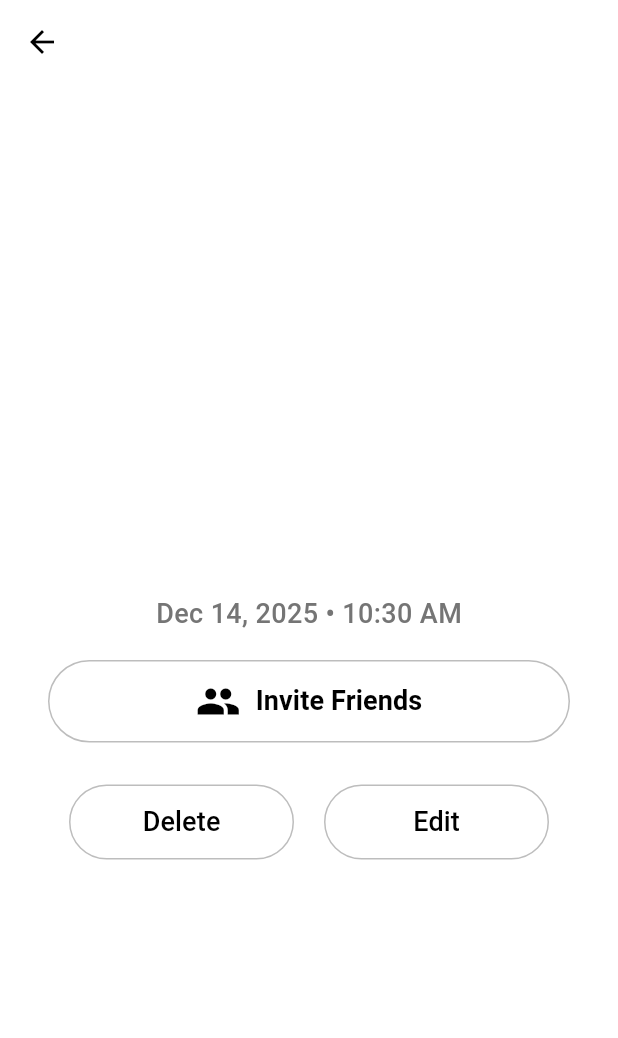
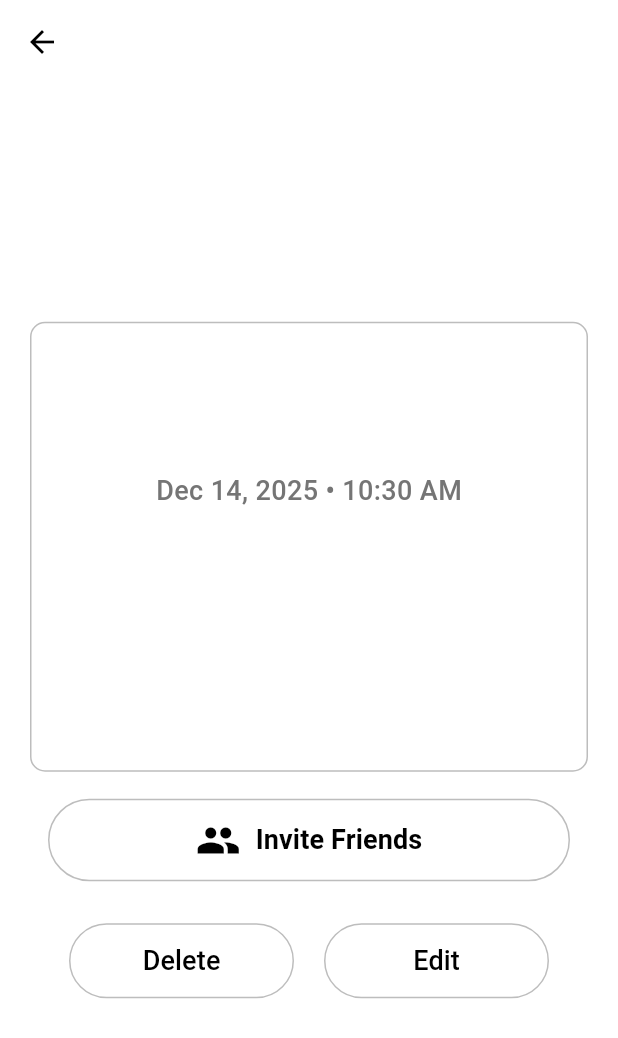
Before and after one commit to iftekar2/sureplan, a Flutter app: the EventPage screen opened directly with empty values, on a phone screen of 412 x 824 dp. Shown: the top 1038 px of the screen. Run offline on Flutter 3.47's test engine with Material 3 defaults, Android fonts, the light colour scheme and no system bars; our stand-ins replace google_sign_in, supabase_flutter; accounts and stored records are empty; network calls fail.

Commit message:
Displaying attendies

```diff
--- a/lib/events/eventPage.dart
+++ b/lib/events/eventPage.dart
@@ -138,9 +138,31 @@ class _EventPageState extends State<EventPage> {
               mainAxisAlignment: MainAxisAlignment.center,
               crossAxisAlignment: CrossAxisAlignment.center,
               children: [
+                Container(
+                  height: 300,
+                  width: double.infinity,
+
+                  decoration: BoxDecoration(
+                    color: Colors.white,
+                    borderRadius: BorderRadius.circular(10),
+                    border: Border.all(color: Colors.grey[400]!),
+                  ),
+
+                  child: Padding(
+                    padding: EdgeInsets.only(
+                      top: 10,
+                      left: 20,
+                      right: 20,
+                      bottom: 10,
+                    ),
+                    child: Column(
+                      children: [
                         Text(
                           _event.title,
-                  style: TextStyle(fontSize: 30, fontWeight: FontWeight.w600),
+                          style: TextStyle(
+                            fontSize: 30,
+                            fontWeight: FontWeight.w600,
+                          ),
                         ),
 
                         SizedBox(height: 10),
@@ -167,11 +189,91 @@ class _EventPageState extends State<EventPage> {
 
                         SizedBox(height: 10),
                         Text(
-                  DateFormat('MMM d, y • h:mm a').format(_event.dateTime),
+                          DateFormat(
+                            'MMM d, y • h:mm a',
+                          ).format(_event.dateTime),
                           style: TextStyle(
                             fontSize: 18,
                             fontWeight: FontWeight.w500,
                             color: Colors.grey[600],
+                          ),
+                        ),
+
+                        if (_attendees.isNotEmpty) ...[
+                          SizedBox(height: 20),
+
+                          Align(
+                            // 💡 FIX 1: Change alignment to center
+                            alignment: Alignment.center,
+                            child: Text(
+                              "Who's Going:",
+                              style: TextStyle(
+                                fontSize: 18,
+                                fontWeight: FontWeight.bold,
+                              ),
+                            ),
+                          ),
+
+                          SizedBox(height: 10),
+                          Row(
+                            mainAxisAlignment: MainAxisAlignment.center,
+                            crossAxisAlignment: CrossAxisAlignment.center,
+                            children: [
+                              Container(
+                                height: 50,
+                                width: 200,
+                                child: ListView.separated(
+                                  itemCount: _attendees.length,
+                                  separatorBuilder: (context, index) =>
+                                      SizedBox(width: 10),
+                                  itemBuilder: (context, index) {
+                                    final user = _attendees[index].invitee;
+                                    return Chip(
+                                      avatar: CircleAvatar(
+                                        backgroundColor: Colors.grey[200],
+                                        child: Text(
+                                          user?.username[0].toUpperCase() ??
+                                              '?',
+                                          style: TextStyle(
+                                            fontSize: 12,
+                                            color: Colors.black,
+                                          ),
+                                        ),
+                                      ),
+                                      label: Text(user?.username ?? 'Unknown'),
+                                      backgroundColor: Colors.white,
+                                      side: BorderSide(
+                                        color: Colors.grey[300]!,
+                                      ),
+                                    );
+                                  },
+                                ),
+                              ),
+
+                              SizedBox(width: 5),
+                              Container(
+                                height: 45,
+                                width: 45,
+                                decoration: BoxDecoration(
+                                  color: Colors.white,
+                                  borderRadius: BorderRadius.circular(100),
+                                  border: Border.all(color: Colors.grey[300]!),
+                                ),
+                                child: Center(
+                                  child: Text(
+                                    _attendees.length.toString(),
+                                    style: TextStyle(
+                                      fontSize: 20,
+                                      fontWeight: FontWeight.w600,
+                                    ),
+                                  ),
+                                ),
+                              ),
+                            ],
+                          ),
+                        ],
+                      ],
+                    ),
                   ),
                 ),
 
```
Lines whose indentation alone changed are shown as unchanged.
